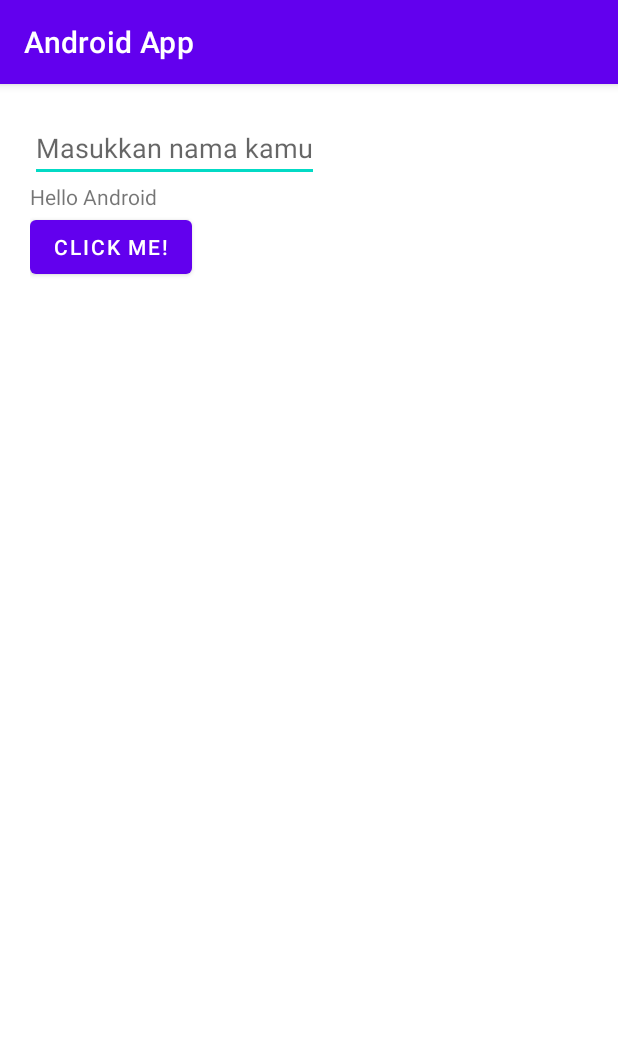
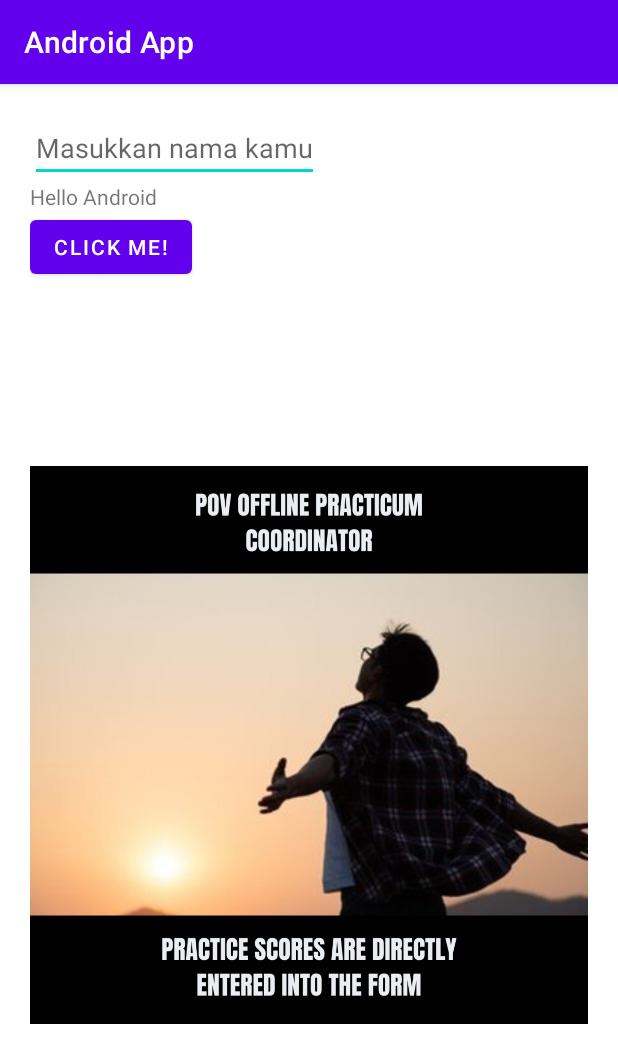
Before and after one commit to imamrdn/sk-android-kt, an Android app: the screen it shows after launch (MainActivity), after a tap on "CLICK ME!", on a phone screen of 412 x 824 dp. Shown: the top 1063 px of the screen. Run offline under Robolectric (Android 15) with nearby library versions, the phone set to English and light mode, and no system bars; our stand-ins replace data binding.

Commit message:
update : picture

```diff
--- a/app/build.gradle
+++ b/app/build.gradle
@@ -24,6 +24,11 @@ android {
             proguardFiles getDefaultProguardFile('proguard-android-optimize.txt'), 'proguard-rules.pro'
         }
     }
+
+    dataBinding {
+        enabled = true
+    }
+
     compileOptions {
         sourceCompatibility JavaVersion.VERSION_1_8
         targetCompatibility JavaVersion.VERSION_1_8
--- a/app/src/main/java/com/example/myfirst/MainActivity.kt
+++ b/app/src/main/java/com/example/myfirst/MainActivity.kt
@@ -3,23 +3,35 @@ package com.example.myfirst
 import androidx.appcompat.app.AppCompatActivity
 import android.os.Bundle
 import android.widget.Toast
+import androidx.databinding.DataBindingUtil
+import com.example.myfirst.databinding.ActivityMainBinding
 import kotlinx.android.synthetic.main.activity_main.*
 
 class MainActivity : AppCompatActivity() {
+
+    private lateinit var binding : ActivityMainBinding
+
     override fun onCreate(savedInstanceState: Bundle?) {
         super.onCreate(savedInstanceState)
-        setContentView(R.layout.activity_main)
+        //setContentView(R.layout.activity_main)
+        binding = DataBindingUtil.setContentView(
+            this,
+            R.layout.activity_main
+        )
 
-        btn1.setOnClickListener {
-            val name = nameText.text.toString()
+        binding.btn1.setOnClickListener {
+            val name = binding.nameText.text.toString()
             if (name.trim() == "")
                 Toast.makeText(
                     this@MainActivity,
                     "nama tidak boleh kosong",
                     Toast.LENGTH_SHORT
                 ).show()
-            else
-                textBase.text = name
+            else {
+                binding.textBase.text = name
+                val imgRes = resources.getIdentifier(name, "drawable", packageName)
+                binding.img1.setImageResource(imgRes)
+            }
         }
     }
 }
--- a/app/src/main/res/layout/activity_main.xml
+++ b/app/src/main/res/layout/activity_main.xml
@@ -1,6 +1,8 @@
 <?xml version="1.0" encoding="utf-8"?>
+
+<layout xmlns:android="http://schemas.android.com/apk/res/android">
+
     <LinearLayout
-    xmlns:android="http://schemas.android.com/apk/res/android"
         android:layout_width="wrap_content"
         android:layout_height="wrap_content"
         android:orientation="vertical"
@@ -25,4 +27,12 @@
             android:layout_height="wrap_content"
             android:text="Click Me!"/>
 
+        <ImageView
+            android:id="@+id/img1"
+            android:layout_width="wrap_content"
+            android:layout_height="wrap_content"
+            android:src="@drawable/meme"/>
+
     </LinearLayout>
+
+</layout>
```
Also changed, not shown: app/src/main/res/drawable/meme.png (added), app/src/main/res/drawable/meme_1.png (added). Lines whose indentation alone changed are shown as unchanged.
